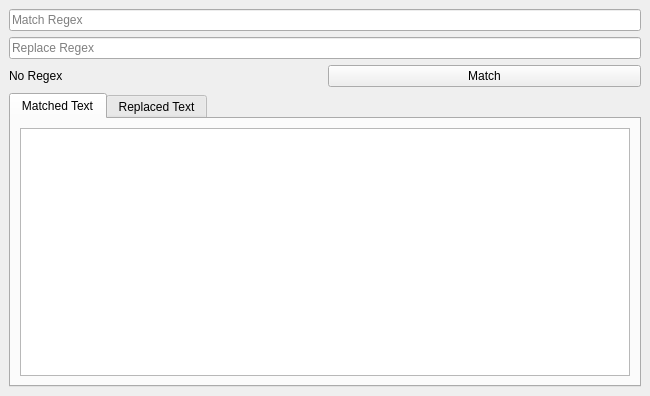
The window that src/qregexwidget.ui (Crystalix007/QRegexWidget) describes before a commit, drawn with Qt 5.
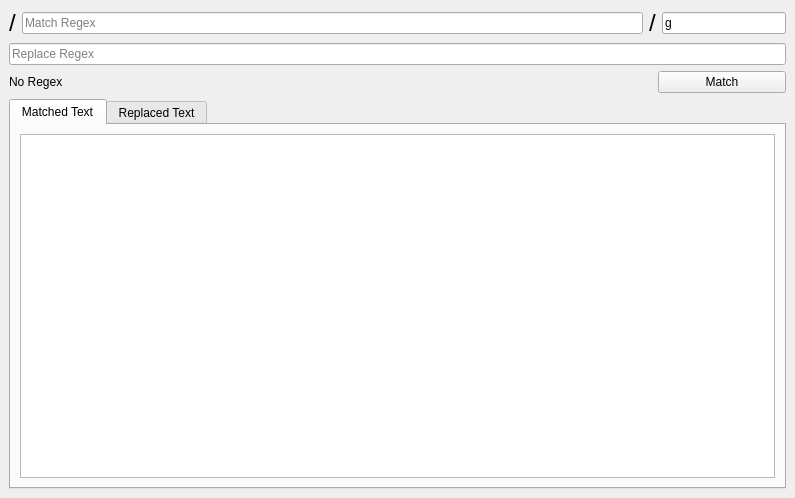
The same window after the commit. Icons and pictures are not drawn.

```diff
--- a/src/qregexwidget.ui
+++ b/src/qregexwidget.ui
@@ -6,8 +6,8 @@
    <rect>
     <x>0</x>
     <y>0</y>
-    <width>650</width>
-    <height>396</height>
+    <width>795</width>
+    <height>498</height>
    </rect>
   </property>
   <property name="windowTitle">
@@ -20,11 +20,58 @@
   <widget class="QWidget" name="centralWidget">
    <layout class="QVBoxLayout" name="verticalLayout">
     <item>
-     <widget class="QLineEdit" name="matchRegex">
-      <property name="placeholderText">
-       <string>Match Regex</string>
-      </property>
-     </widget>
+     <layout class="QHBoxLayout" name="horizontalLayout_2">
+      <item>
+       <widget class="QLabel" name="preSlash">
+        <property name="font">
+         <font>
+          <pointsize>18</pointsize>
+         </font>
+        </property>
+        <property name="text">
+         <string>/</string>
+        </property>
+       </widget>
+      </item>
+      <item>
+       <widget class="QLineEdit" name="matchRegex">
+        <property name="sizePolicy">
+         <sizepolicy hsizetype="Expanding" vsizetype="Fixed">
+          <horstretch>5</horstretch>
+          <verstretch>0</verstretch>
+         </sizepolicy>
+        </property>
+        <property name="placeholderText">
+         <string>Match Regex</string>
+        </property>
+       </widget>
+      </item>
+      <item>
+       <widget class="QLabel" name="postSlash">
+        <property name="font">
+         <font>
+          <pointsize>18</pointsize>
+         </font>
+        </property>
+        <property name="text">
+         <string>/</string>
+        </property>
+       </widget>
+      </item>
+      <item>
+       <widget class="QLineEdit" name="searchOptions">
+        <property name="sizePolicy">
+         <sizepolicy hsizetype="Expanding" vsizetype="Fixed">
+          <horstretch>1</horstretch>
+          <verstretch>0</verstretch>
+         </sizepolicy>
+        </property>
+        <property name="text">
+         <string notr="true">g</string>
+        </property>
+       </widget>
+      </item>
+     </layout>
     </item>
     <item>
      <widget class="QLineEdit" name="replaceRegex">
@@ -40,6 +87,12 @@
      <layout class="QHBoxLayout" name="horizontalLayout">
       <item>
        <widget class="QLabel" name="label">
+        <property name="sizePolicy">
+         <sizepolicy hsizetype="Preferred" vsizetype="Preferred">
+          <horstretch>5</horstretch>
+          <verstretch>0</verstretch>
+         </sizepolicy>
+        </property>
         <property name="text">
          <string>No Regex</string>
         </property>
@@ -47,6 +100,12 @@
       </item>
       <item>
        <widget class="QPushButton" name="matchButton">
+        <property name="sizePolicy">
+         <sizepolicy hsizetype="Minimum" vsizetype="Fixed">
+          <horstretch>1</horstretch>
+          <verstretch>0</verstretch>
+         </sizepolicy>
+        </property>
         <property name="text">
          <string>Match</string>
         </property>
```
